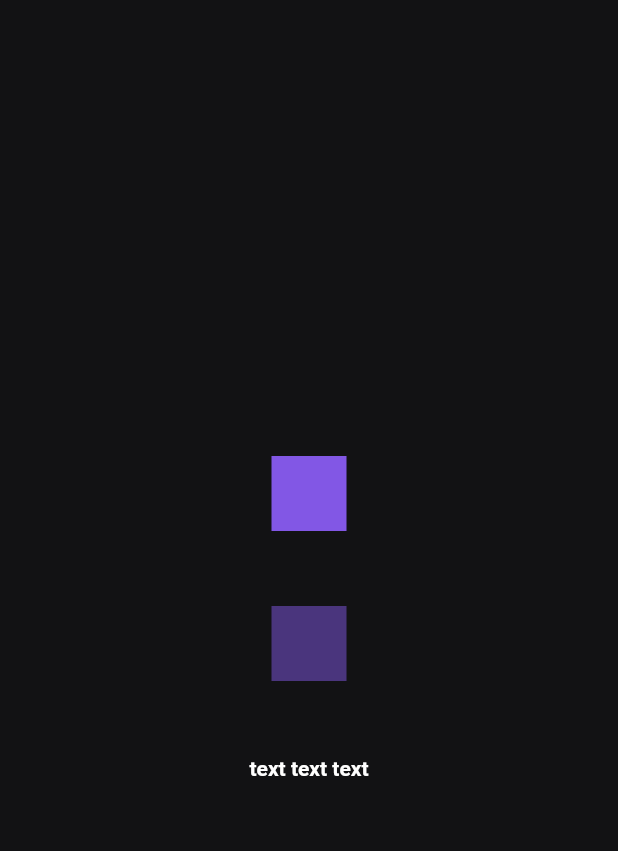
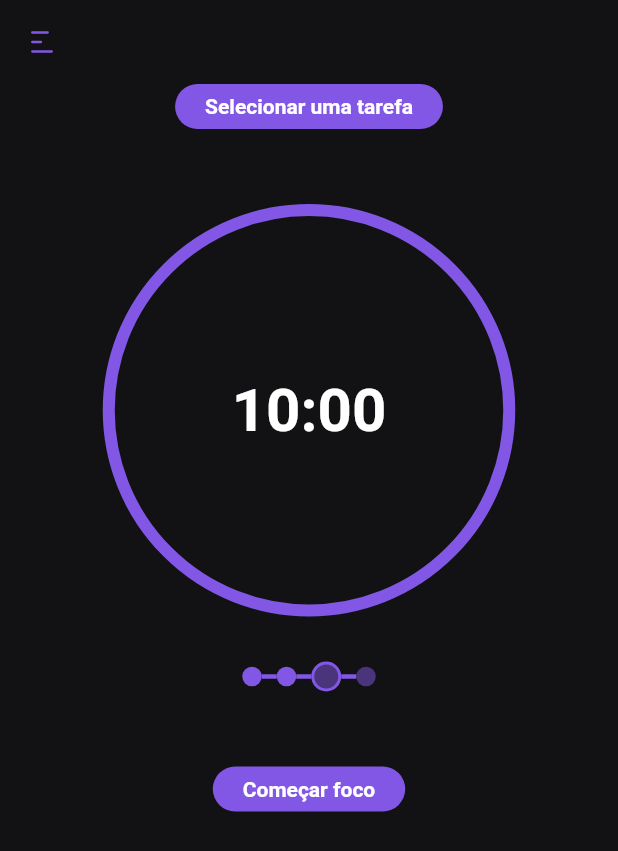
Before and after one commit to RodrigoLima96/time_sense, a Flutter app: the screen it shows after launch, on a phone screen of 412 x 824 dp. Shown: the top 851 px of the screen. Run offline on Flutter 3.47's test engine with Material 2 defaults, Android fonts, the phone set to English and light mode, and no system bars; our stand-ins replace flutter_svg.

Commit message:
add homePage

```diff
--- a/lib/src/app_widget.dart
+++ b/lib/src/app_widget.dart
@@ -1,41 +1,16 @@
 import 'package:flutter/material.dart';
 
-import 'shared/utils/utils.dart';
+import 'pages/pages.dart';
 
 class MyApp extends StatelessWidget {
   const MyApp({super.key});
 
   @override
   Widget build(BuildContext context) {
-    return MaterialApp(
+    return const MaterialApp(
       title: 'Time Sense',
       debugShowCheckedModeBanner: false,
-      home: Scaffold(
-        backgroundColor: backgroundColor,
-        body: Center(
-          child: Column(
-            mainAxisAlignment: MainAxisAlignment.center,
-            children: [
-              Container(
-                color: primaryColor,
-                width: 50,
-                height: 50,
-              ),
-              const SizedBox(height: 50),
-              Container(
-                color: secondaryColor,
-                width: 50,
-                height: 50,
-              ),
-              const SizedBox(height: 50),
-              const Text(
-                'text text text',
-                style: textBold,
-              ),
-            ],
-          ),
-        ),
-      ),
+      home: HomePage()
     );
   }
 }
--- /dev/null
+++ b/lib/src/pages/home/home_page.dart
@@ -0,0 +1,30 @@
+// ignore_for_file: deprecated_member_use
+
+import 'package:flutter/material.dart';
+import 'package:flutter_svg/flutter_svg.dart';
+
+import '../../shared/utils/utils.dart';
+import 'widgets/widgets.dart';
+
+class HomePage extends StatelessWidget {
+  const HomePage({super.key});
+
+  @override
+  Widget build(BuildContext context) {
+    return Scaffold(
+      backgroundColor: backgroundColor,
+      appBar: AppBar(
+        backgroundColor: backgroundColor,
+        elevation: 0,
+        leading: IconButton(
+          icon: SvgPicture.asset(
+            'assets/icons/menu-icon.svg',
+            color: primaryColor,
+          ),
+          onPressed: () {},
+        ),
+      ),
+      body: const HomeBody(),
+    );
+  }
+}
--- /dev/null
+++ b/lib/src/pages/home/widgets/home_body.dart
@@ -0,0 +1,53 @@
+import 'package:flutter/material.dart';
+
+import '../../../shared/utils/utils.dart';
+import '../../../shared/widgets/widgets.dart';
+
+import 'widgets.dart';
+
+class HomeBody extends StatefulWidget {
+  const HomeBody({super.key});
+
+  @override
+  State<HomeBody> createState() => _HomeBodyState();
+}
+
+class _HomeBodyState extends State<HomeBody> {
+  @override
+  Widget build(BuildContext context) {
+    Size size = MediaQuery.of(context).size;
+
+    final List<String> userSessions = [
+      'complete',
+      'complete',
+      'running',
+      'incomplete',
+    ];
+
+    return SizedBox(
+      height: size.height,
+      width: double.infinity,
+      child: Column(
+        children: [
+          PrimaryButton(
+            color: primaryColor,
+            press: () {},
+            text: 'Selecionar uma tarefa',
+          ),
+          const SizedBox(height: 50),
+          const TimerWidget(
+            timer: Duration(minutes: 10),
+          ),
+          const SizedBox(height: 30),
+          SessionsWidget(sessions: userSessions),
+          const SizedBox(height: 50),
+          PrimaryButton(
+            color: primaryColor,
+            press: () {},
+            text: 'Começar foco',
+          ),
+        ],
+      ),
+    );
+  }
+}
--- /dev/null
+++ b/lib/src/pages/home/widgets/session.dart
@@ -0,0 +1,44 @@
+import 'package:flutter/material.dart';
+
+import '../../../shared/utils/utils.dart';
+
+class Session extends StatelessWidget {
+  final String status;
+  final bool lastSession;
+
+  const Session({super.key, required this.status, required this.lastSession});
+
+  @override
+  Widget build(BuildContext context) {
+    final Color color = status == 'complete' ? primaryColor : secondaryColor;
+    final bool running = status == 'running' ? true : false;
+
+    double sessionHeight = status != 'running' ? 13 : 20;
+    double sessionWidth = status != 'running' ? 13 : 20;
+
+    return Row(
+      children: [
+        Container(
+          height: sessionHeight,
+          width: sessionWidth,
+          decoration: BoxDecoration(
+            shape: BoxShape.circle,
+            color: color,
+            border: running
+                ? Border.all(
+                    color: primaryColor,
+                    width: 2,
+                  )
+                : null,
+          ),
+        ),
+        !lastSession ?
+        Container(
+          height: 3,
+          width: 10,
+          color: primaryColor,
+        ) : Container(),
+      ],
+    );
+  }
+}
--- /dev/null
+++ b/lib/src/pages/home/widgets/sessions_widget.dart
@@ -0,0 +1,27 @@
+import 'package:flutter/material.dart';
+
+import 'widgets.dart';
+
+class SessionsWidget extends StatelessWidget {
+  final List<String> sessions;
+  const SessionsWidget({super.key, required this.sessions});
+
+  @override
+  Widget build(BuildContext context) {
+    return Stack(
+      alignment: Alignment.center,
+      children: [
+        Row(
+          mainAxisAlignment: MainAxisAlignment.center,
+          children: List.generate(
+            sessions.length,
+             (index) {
+              final isLast = index == sessions.length - 1;
+              return Session(status: sessions[index], lastSession: isLast);
+            },
+          ),
+        ),
+      ],
+    );
+  }
+}
--- /dev/null
+++ b/lib/src/pages/home/widgets/timer_widget.dart
@@ -0,0 +1,33 @@
+import 'package:flutter/material.dart';
+
+import '../../../shared/utils/utils.dart';
+
+class TimerWidget extends StatelessWidget {
+  final Duration timer;
+
+  const TimerWidget({super.key, required this.timer});
+
+  @override
+  Widget build(BuildContext context) {
+    return Container(
+      width: 275,
+      height: 275,
+      decoration: BoxDecoration(
+        shape: BoxShape.circle,
+        color: backgroundColor,
+        border: Border.all(
+          color: primaryColor,
+          width: 8,
+        ),
+      ),
+      child:  Center(
+        child: Text(
+          '10:00',
+          style: textBold.copyWith(
+            fontSize: 40,
+          ),
+        ),
+      ),
+    );
+  }
+}
--- /dev/null
+++ b/lib/src/pages/home/widgets/widgets.dart
@@ -0,0 +1,4 @@
+export './home_body.dart';
+export './timer_widget.dart';
+export './sessions_widget.dart';
+export './session.dart';
--- /dev/null
+++ b/lib/src/pages/pages.dart
@@ -0,0 +1 @@
+export './home/home_page.dart';
--- /dev/null
+++ b/lib/src/shared/widgets/primary_button.dart
@@ -0,0 +1,57 @@
+import 'package:flutter/material.dart';
+
+import '../utils/utils.dart';
+
+class PrimaryButton extends StatelessWidget {
+  final String text;
+  final Function press;
+  final Color color;
+
+  const PrimaryButton({
+    super.key,
+    required this.text,
+    required this.press,
+    required this.color,
+  });
+
+  @override
+  Widget build(BuildContext context) {
+    return GestureDetector(
+    child: FittedBox(
+      fit: BoxFit.scaleDown,
+      child: Container(
+        decoration: BoxDecoration(
+          borderRadius: BorderRadius.circular(50),
+          color: color,
+        ),
+        padding: const EdgeInsets.symmetric(horizontal: 20, vertical: 7),
+        child: Center(
+          child: Text(
+            text,
+            style: textBold,
+          ),
+        ),
+      ),
+    ),
+    onTap: () {
+      press();
+    },
+  );
+  }
+}
+
+
+// Container(
+//       width: 200,
+//       height: 200,
+//       decoration: BoxDecoration(
+//         border: Border.all(
+//           color: Colors.black,
+//           width: 5.0,
+//           style: BorderStyle.solid,
+//         ),
+//         borderRadius: BorderRadius.circular(20),
+//         color: Colors.yellowAccent,
+//       ),
+//       child: const Center(child: Text('Hello World')),
+//     );
--- /dev/null
+++ b/lib/src/shared/widgets/widgets.dart
@@ -0,0 +1 @@
+export './primary_button.dart';
--- a/pubspec.yaml
+++ b/pubspec.yaml
@@ -11,6 +11,7 @@ dependencies:
   flutter:
     sdk: flutter
   cupertino_icons: ^1.0.2
+  flutter_svg: ^2.0.7
 
 dev_dependencies:
   flutter_test:
```
Also changed, not shown: pubspec.lock.
